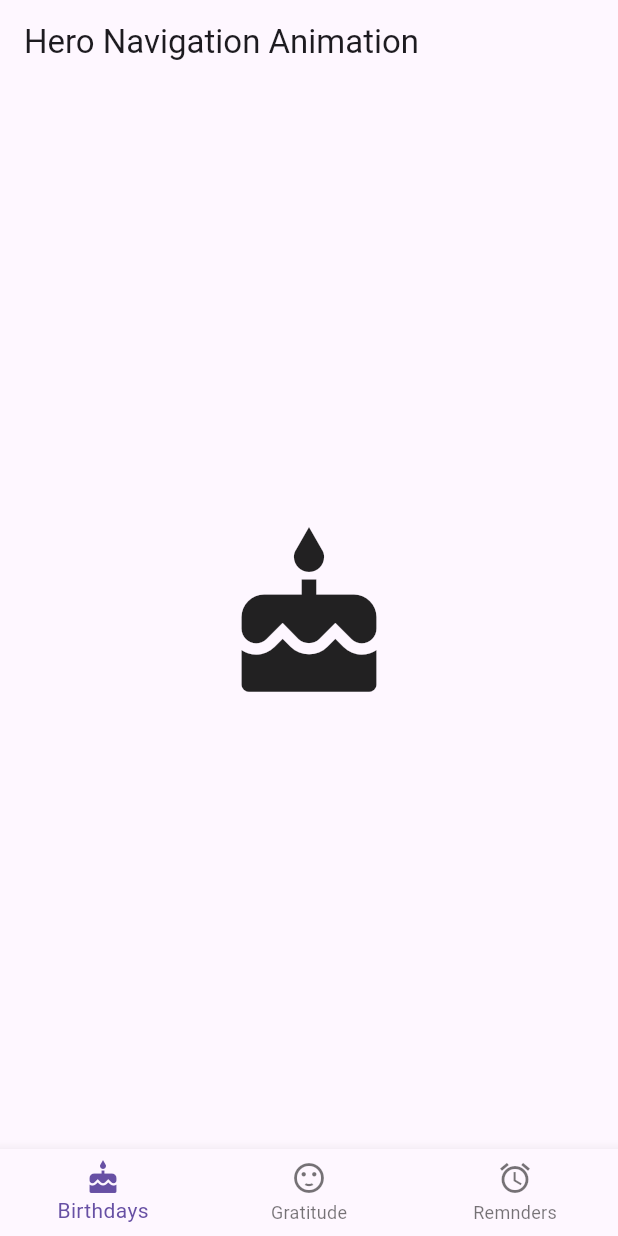
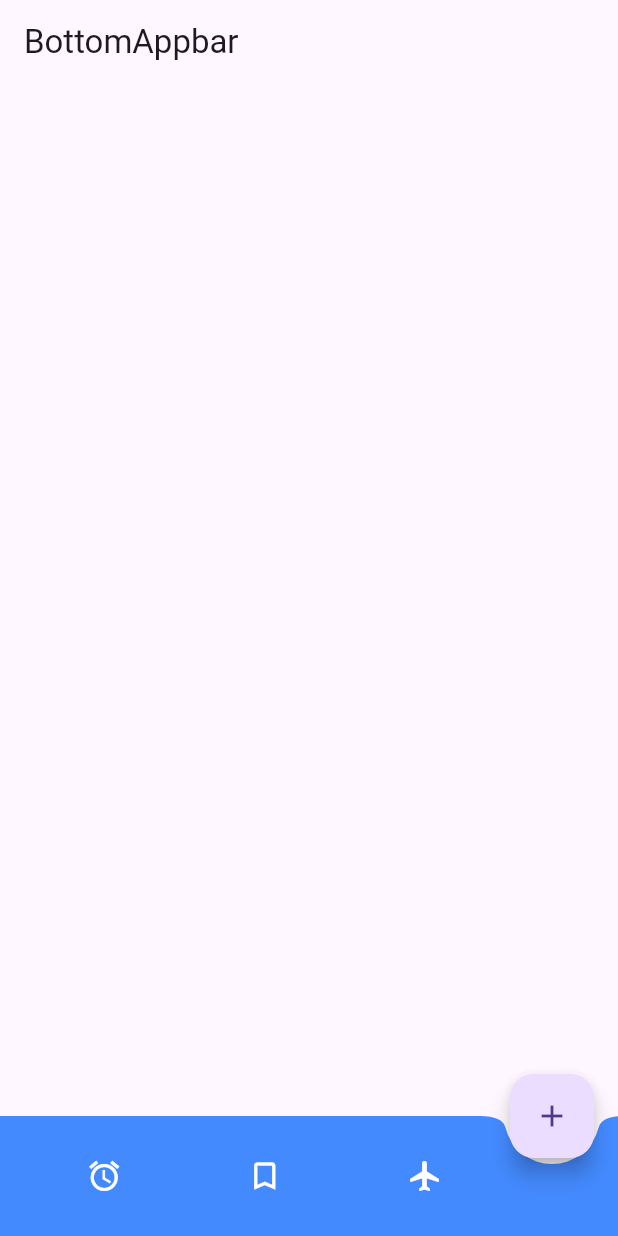
Before and after one commit to hatealx/ftest, a Flutter app: the screen it shows after launch, on a phone screen of 412 x 824 dp. Run offline on Flutter 3.47's test engine with Material 3 defaults, Android fonts, the light colour scheme and no system bars.

Commit message:
learned about BottomAppBar with a floatingActionButtonOver it

```diff
--- a/lib/pages/birthdays.dart
+++ /dev/null
@@ -1,17 +0,0 @@
-import 'package:flutter/material.dart';
-
-class Birthdays extends StatelessWidget {
-  const Birthdays({super.key});
-
-  @override
-  Widget build(BuildContext context) {
-    return Scaffold(
-      body: Center(
-        child: Icon(
-          Icons.cake,
-          size: 120.0,
-        ),
-      ),
-    );
-  }
-}
--- a/lib/pages/home.dart
+++ b/lib/pages/home.dart
@@ -1,8 +1,6 @@
 import 'package:flutter/material.dart';
 
-import 'gratitude.dart';
-import 'birthdays.dart';
-import 'reminders.dart';
+
 
 class Home extends StatefulWidget {
   @override
@@ -10,52 +8,58 @@ class Home extends StatefulWidget {
 }
 
 class _HomeState extends State<Home> {
-  int _currentIndex = 0;
 
-  List _listPages = [];
-  late Widget _currentPage;
-
-  void _changePage(int selectedIndex) {
-    setState(() {
-      _currentIndex = selectedIndex;
-      _currentPage = _listPages[selectedIndex];
-    });
-  }
-
-  @override
-  void initState() {
-    // TODO: implement initState
-    super.initState();
-    _listPages
-      ..add(Birthdays())
-      ..add(Gratitude())
-      ..add(Reminders());
-    _currentPage = Birthdays();
-  }
 
   @override
   Widget build(BuildContext context) {
     return Scaffold(
       appBar: AppBar(
-        title: const Text("Hero Navigation Animation"),
+        title: const Text("BottomAppbar"),
       ),
-      body: SafeArea(
-        child: Padding(
-          padding: EdgeInsets.all(16.0),
-          child: _currentPage,
+      body:SafeArea(
+        child:Container(
+
+        )
+
+
+      ),
+      floatingActionButtonLocation: FloatingActionButtonLocation.endDocked,
+      floatingActionButton: FloatingActionButton(
+        onPressed: () {
+      },
+      child: const Icon(Icons.add),
+      ),
+      bottomNavigationBar: BottomAppBar(
+        shape: CircularNotchedRectangle(),
+        color: Colors.blueAccent,
+
+        child: Row(
+          mainAxisAlignment: MainAxisAlignment.spaceAround,
+          children: [
+            IconButton(
+              onPressed: (){},
+              icon: const Icon(
+                Icons.access_alarm),
+                color: Colors.white
+              ),
+               IconButton(
+              onPressed: (){},
+              icon: const Icon(
+                Icons.bookmark_border),
+                color: Colors.white
+              ),
+               IconButton(
+              onPressed: (){},
+              icon: const Icon(
+                Icons.flight),
+                color: Colors.white
+              ),
+              Divider()
+          ],
         ),
       ),
-      bottomNavigationBar: BottomNavigationBar(
-        currentIndex: _currentIndex,
-        items: const [
-          BottomNavigationBarItem(icon: Icon(Icons.cake), label: "Birthdays"),
-          BottomNavigationBarItem(
-              icon: Icon(Icons.sentiment_satisfied), label: "Gratitude"),
-          BottomNavigationBarItem(
-              icon: Icon(Icons.access_alarm), label: "Remnders")
-        ],
-        onTap: (selectedIndex) => _changePage(selectedIndex),
-      ),
+
     );
-  }
+
 }
+}
```
Also changed, not shown: lib/pages/gratitude.dart (deleted, +0 -17 lines), lib/pages/reminders.dart (deleted, +0 -17 lines).
